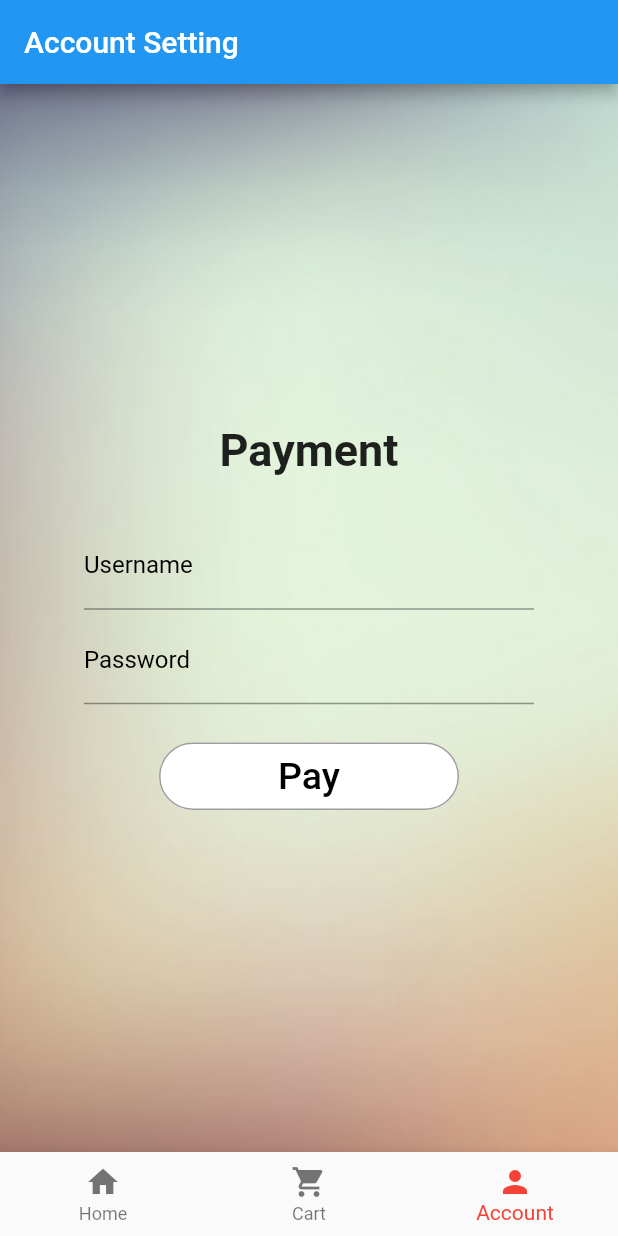
After one commit to AzriAzlan/archi, a Flutter app: the AccountScreen screen opened directly, on a phone screen of 412 x 824 dp. The commit adds this screen. Run offline on Flutter 3.47's test engine with Material 2 defaults, Android fonts, the phone set to English and light mode, and no system bars; our stand-ins replace cloud_firestore, cool_alert, firebase_auth, firebase_core, toast; missing offline and left inert: giffy_dialog; accounts and stored records are empty.

Commit message:
incomplete account setting

```diff
--- /dev/null
+++ b/lib/screens/account_screen.dart
@@ -0,0 +1,121 @@
+import 'package:ezrestaurantapp/screens/cart_screen.dart';
+import 'package:ezrestaurantapp/screens/home_screen.dart';
+import 'package:flutter/material.dart';
+
+class AccountScreen extends StatefulWidget {
+  @override
+  _AccountScreenState createState() => _AccountScreenState();
+}
+
+class _AccountScreenState extends State<AccountScreen> {
+  int _selectedIndex = 2;
+
+  @override
+  Widget build(BuildContext context) {
+    return Scaffold(
+      appBar: AppBar(
+        title: Text("Account Setting"),
+        automaticallyImplyLeading: false,
+      ),
+      body: Container(
+        constraints: BoxConstraints.expand(),
+        decoration: BoxDecoration(
+            image: DecorationImage(
+                image: AssetImage("assets/bg.png"), fit: BoxFit.cover)),
+        child: Center(
+          child: Column(
+            mainAxisAlignment: MainAxisAlignment.center,
+            crossAxisAlignment: CrossAxisAlignment.center,
+            children: [
+              Text(
+                "Payment",
+                style: TextStyle(fontSize: 30, fontWeight: FontWeight.bold),
+              ),
+              SizedBox(height: 30),
+              Padding(
+                padding: const EdgeInsets.symmetric(horizontal: 16),
+                child: SizedBox(
+                  width: 300,
+                  child: TextField(
+                    decoration: InputDecoration(
+                      labelText: "Username",
+                      labelStyle: TextStyle(
+                        color: Colors.black,
+                      ),
+                    ),
+                  ),
+                ),
+              ),
+              Padding(
+                padding:
+                    const EdgeInsets.symmetric(horizontal: 16, vertical: 4),
+                child: SizedBox(
+                  width: 300,
+                  child: TextField(
+                    obscureText: true,
+                    decoration: InputDecoration(
+                      labelText: "Password",
+                      labelStyle: TextStyle(
+                        color: Colors.black,
+                      ),
+                    ),
+                  ),
+                ),
+              ),
+              SizedBox(height: 20),
+              SizedBox(
+                width: 200,
+                child: TextButton(
+                  onPressed: () async {},
+                  child: Text(
+                    "Pay",
+                    style: TextStyle(color: Colors.black, fontSize: 25),
+                  ),
+                  style: ButtonStyle(
+                      backgroundColor: MaterialStateProperty.all(Colors.white),
+                      shape: MaterialStateProperty.all<RoundedRectangleBorder>(
+                          RoundedRectangleBorder(
+                              borderRadius: BorderRadius.circular(40.0),
+                              side: BorderSide(color: Colors.grey)))),
+                ),
+              ),
+            ],
+          ),
+        ),
+      ),
+      bottomNavigationBar: BottomNavigationBar(
+          selectedItemColor: Colors.red,
+          items: const <BottomNavigationBarItem>[
+            BottomNavigationBarItem(
+              icon: Icon(Icons.home),
+              label: 'Home',
+            ),
+            BottomNavigationBarItem(
+              icon: Icon(Icons.shopping_cart),
+              label: 'Cart',
+            ),
+            BottomNavigationBarItem(
+              icon: Icon(Icons.person),
+              label: 'Account',
+            ),
+          ],
+          currentIndex: _selectedIndex,
+          onTap: (_selectedIndex) {
+            switch (_selectedIndex) {
+              case 0:
+                Navigator.push(
+                  context,
+                  MaterialPageRoute(builder: (context) => HomeScreen()),
+                );
+                break;
+
+              case 1:
+                Navigator.push(
+                  context,
+                  MaterialPageRoute(builder: (context) => CartScreen()),
+                );
+            }
+          }),
+    );
+  }
+}
--- a/lib/screens/payment_screen.dart
+++ b/lib/screens/payment_screen.dart
@@ -86,8 +86,6 @@ class _PaymentScreenState extends State<PaymentScreen> {
                           labelStyle: TextStyle(
                             color: Colors.black,
                           ),
-                          helperText: widget.usernameEmpty ? "Required" : "",
-                          helperStyle: TextStyle(color: Colors.red),
                         ),
                       ),
                     ),
@@ -104,8 +102,6 @@ class _PaymentScreenState extends State<PaymentScreen> {
                           labelStyle: TextStyle(
                             color: Colors.black,
                           ),
-                          helperText: widget.passwordEmpty ? "Required" : "",
-                          helperStyle: TextStyle(color: Colors.red),
                         ),
                       ),
                     ),
```
Also changed, not shown: lib/screens/cart_screen.dart (+4 -4 lines), lib/screens/favourite_screen.dart (deleted, +0 -150 lines), lib/screens/home_screen.dart (+4 -4 lines), lib/screens/register_screen.dart (+51 -35 lines).
